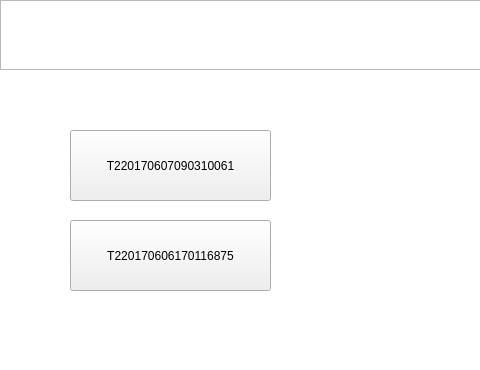
Before: the Qt Designer form SmartCabinet/Device/devicesimulate.ui in birdman1992/SmartCabinet, drawn with Qt 5; both pictures show x 0 to 480 and y 0 to 370 of the 640 by 480 pixel window.
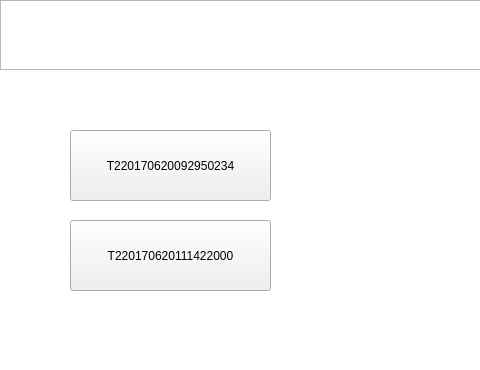
After: the same form once the commit is applied. The open tabs and pages were chosen to show the change.

Diff of the .ui file:
```diff
--- a/SmartCabinet/Device/devicesimulate.ui
+++ b/SmartCabinet/Device/devicesimulate.ui
@@ -135,7 +135,7 @@
         </rect>
        </property>
        <property name="text">
-        <string>T220170607090310061</string>
+        <string>T220170620092950234</string>
        </property>
       </widget>
       <widget class="QPushButton" name="listCode_2">
@@ -148,7 +148,7 @@
         </rect>
        </property>
        <property name="text">
-        <string>T220170606170116875</string>
+        <string>T220170620111422000</string>
        </property>
       </widget>
      </widget>
```
Left out of the diff: 4 changed lines with no effect on the pictures.
